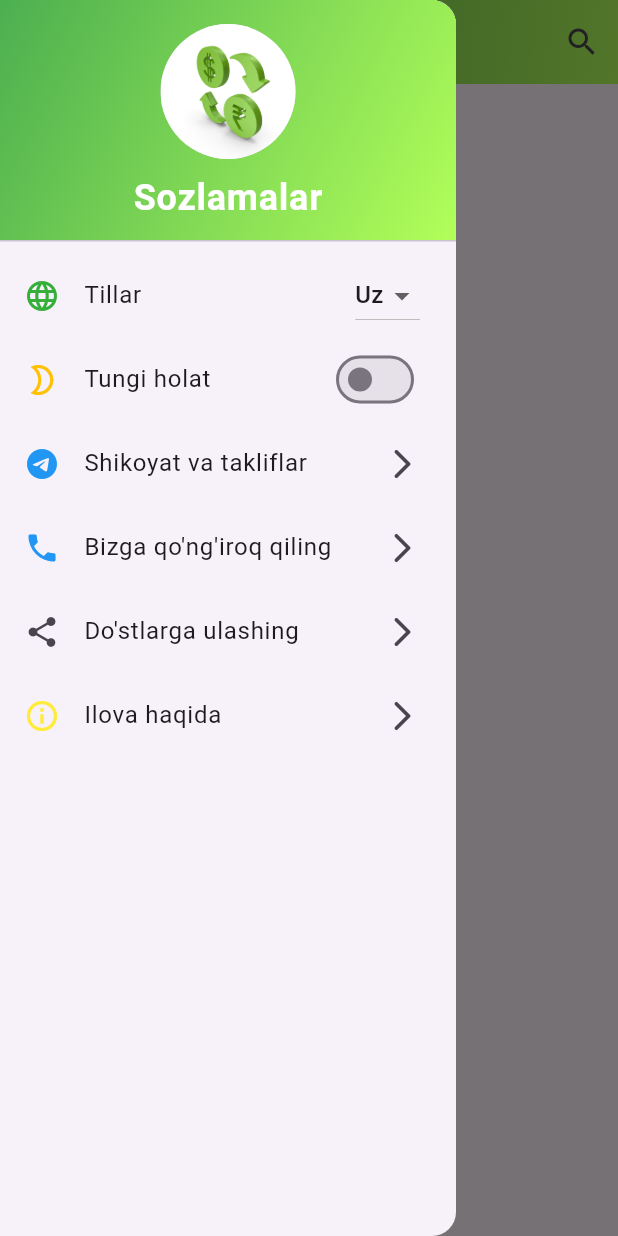
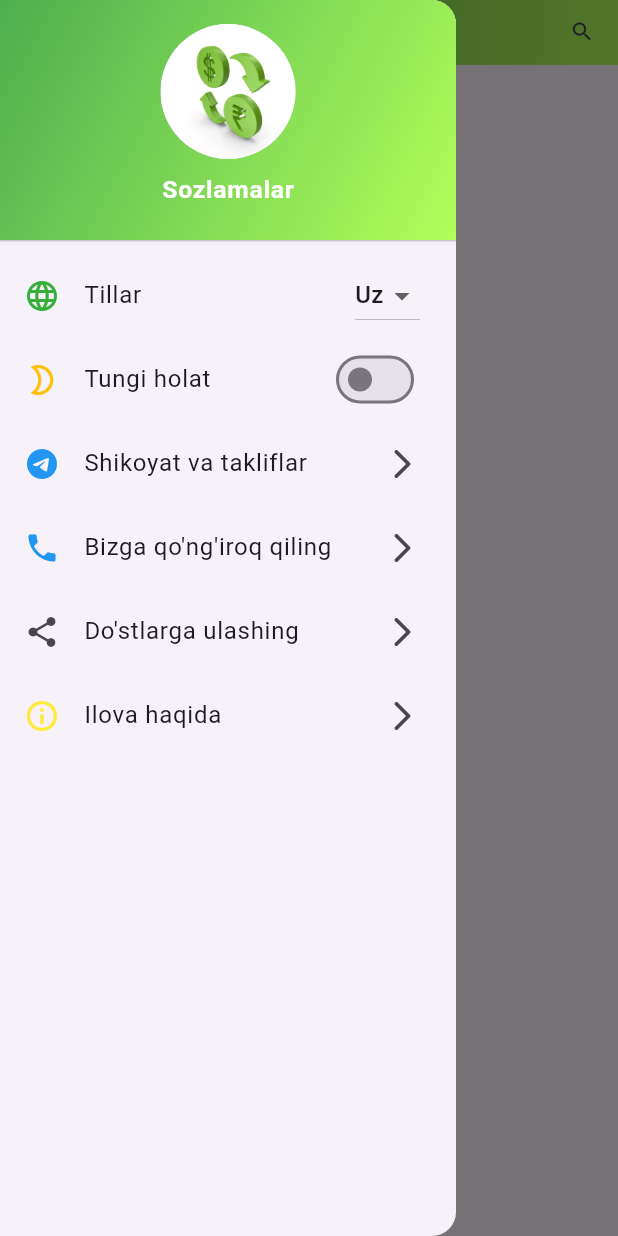
Before and after one commit to Bakhodir95/exchange_app, a Flutter app: the screen it shows after launch, with the side drawer open, on a phone screen of 412 x 824 dp. Run offline on Flutter 3.47's test engine with Material 3 defaults, Android fonts, the phone set to English and light mode, and no system bars; drawn by our look-alikes of carousel_slider; our stand-ins replace bloc, dio, easy_localization, equatable, flutter_bloc, flutter_screenutil and 2 more; network calls fail.

Commit message:
size done

```diff
--- a/lib/app.dart
+++ b/lib/app.dart
@@ -4,6 +4,7 @@ import 'package:exchange_app/src/blocs/theme/theme_state.dart';
 import 'package:exchange_app/src/ui/screens/splash_screen.dart';
 import 'package:flutter/material.dart';
 import 'package:flutter_bloc/flutter_bloc.dart';
+import 'package:flutter_screenutil/flutter_screenutil.dart'; // Import ScreenUtil package
 
 class MyApp extends StatelessWidget {
   const MyApp({super.key});
@@ -12,12 +13,17 @@ class MyApp extends StatelessWidget {
   Widget build(BuildContext context) {
     return BlocBuilder<ThemeBloc, ThemeState>(
       builder: (context, state) {
+        return ScreenUtilInit(
+          designSize: const Size(600, 1067),
+          minTextAdapt: true,
+          splitScreenMode: true,
+          builder: (context, child) {
             return MaterialApp(
               localizationsDelegates: context.localizationDelegates,
               supportedLocales: context.supportedLocales,
               locale: context.locale,
               debugShowCheckedModeBanner: false,
-          title: 'Echange App',
+              title: 'Exchange App',
               theme: ThemeData(
                 primarySwatch: Colors.blue,
                 brightness: Brightness.light,
@@ -31,5 +37,7 @@ class MyApp extends StatelessWidget {
             );
           },
         );
+      },
+    );
   }
 }
--- a/lib/src/extentions/mediaquery.dart
+++ b/lib/src/extentions/mediaquery.dart
@@ -1,7 +1,9 @@
 import 'package:flutter/material.dart';
 
 extension Responsive on BuildContext {
-  double get screenWidth => MediaQuery.of(this).size.width;
+  double get screenWidth {
+   return MediaQuery.of(this).size.width;
+  }
 
   double get screenHeight => MediaQuery.of(this).size.height;
 
--- a/lib/src/extentions/stringToDate.dart
+++ b/lib/src/extentions/stringToDate.dart
@@ -40,6 +40,8 @@ extension StringToDateTime on String {
 }
 
 class ResponsiveLayout extends StatelessWidget {
+  const ResponsiveLayout({super.key});
+
   @override
   Widget build(BuildContext context) {
     return Scaffold(
--- a/lib/src/ui/screens/home_screen.dart
+++ b/lib/src/ui/screens/home_screen.dart
@@ -10,8 +10,10 @@ import 'package:exchange_app/src/services/exchange_api_service.dart';
 import 'package:exchange_app/src/services/searchviewdelegate.dart';
 import 'package:exchange_app/src/ui/screens/settings_screen.dart';
 import 'package:exchange_app/src/ui/widgets/home_container_widget.dart';
+import 'package:exchange_app/src/ui/widgets/sizes.dart';
 import 'package:flutter/material.dart';
 import 'package:flutter_bloc/flutter_bloc.dart';
+import 'package:flutter_screenutil/flutter_screenutil.dart'; // Import ScreenUtil package
 
 class ExchangeRateScreen extends StatefulWidget {
   const ExchangeRateScreen({super.key});
@@ -32,6 +34,8 @@ class _ExchangeRateScreenState extends State<ExchangeRateScreen> {
 
   @override
   Widget build(BuildContext context) {
+    double screenWidth = SizeUtils.bodyWidth(context);
+
     return BlocProvider(
       create: (context) => ExchangeRateBloc(
         repository: ExchangeRateRepository(apiService: ExchangeApiService()),
@@ -39,7 +43,7 @@ class _ExchangeRateScreenState extends State<ExchangeRateScreen> {
       child: Scaffold(
         drawer: const SettingsScreen(),
         appBar: PreferredSize(
-          preferredSize: const Size.fromHeight(56.0),
+          preferredSize: Size.fromHeight(56.h),
           child: Container(
             decoration: const BoxDecoration(
               gradient: LinearGradient(
@@ -52,12 +56,12 @@ class _ExchangeRateScreenState extends State<ExchangeRateScreen> {
               actions: [
                 IconButton(
                   onPressed: _onSearchButtonPressed,
-                  icon: const Icon(Icons.search),
+                  icon: Icon(Icons.search, size: 24.sp),
                 ),
               ],
               title: Text(
                 context.tr("exchange_rates"),
-                style: const TextStyle(fontWeight: FontWeight.bold),
+                style: TextStyle(fontWeight: FontWeight.bold, fontSize: 20.sp),
               ),
               backgroundColor: Colors.transparent,
               elevation: 0,
@@ -66,7 +70,7 @@ class _ExchangeRateScreenState extends State<ExchangeRateScreen> {
           ),
         ),
         body: Padding(
-          padding: const EdgeInsets.all(8.0),
+          padding: EdgeInsets.all(8.w),
           child: BlocBuilder<ExchangeRateBloc, ExchangeRateState>(
             builder: (context, state) {
               if (state is ExchangeRateLoading) {
@@ -79,9 +83,28 @@ class _ExchangeRateScreenState extends State<ExchangeRateScreen> {
 
                 filteredExchanges.sort((a, b) => a.sell!.compareTo(b.sell!));
 
+                return screenWidth < 601
+                    ? mobCarousel(context, filteredExchanges)
+                    : descCarousel(context, filteredExchanges);
+              } else if (state is ExchangeRateError) {
+                return Center(
+                    child: Text('Error: ${state.message}',
+                        style: TextStyle(fontSize: 18.sp)));
+              } else {
+                return const Center(child: Text('Unknown state'));
+              }
+            },
+          ),
+        ),
+      ),
+    );
+  }
+}
+
+Widget mobCarousel(BuildContext context, List<Exchange> filteredExchanges) {
   return CarouselSlider.builder(
     options: CarouselOptions(
-                    height: context.screenHeight,
+      height: MediaQuery.of(context).size.height * 3,
       autoPlay: true,
       autoPlayInterval: const Duration(seconds: 6),
       enableInfiniteScroll: true,
@@ -93,10 +116,10 @@ class _ExchangeRateScreenState extends State<ExchangeRateScreen> {
       return Center(
         child: Container(
           width: double.infinity,
-                        decoration: const BoxDecoration(
+          decoration: BoxDecoration(
             color: Colors.white,
-                          borderRadius: BorderRadius.all(Radius.circular(10)),
-                          boxShadow: [
+            borderRadius: BorderRadius.circular(10.r),
+            boxShadow: const [
               BoxShadow(
                 color: Colors.black12,
                 blurRadius: 8.0,
@@ -105,22 +128,48 @@ class _ExchangeRateScreenState extends State<ExchangeRateScreen> {
             ],
           ),
           child: Padding(
-                          padding: const EdgeInsets.all(6),
+            padding: EdgeInsets.all(6.w),
             child: HomeWidget(exchange: filteredExchanges[index]),
           ),
         ),
       );
     },
   );
-              } else if (state is ExchangeRateError) {
-                return Center(child: Text('Error: ${state.message}'));
-              } else {
-                return const Center(child: Text('Unknown state'));
 }
-            },
+
+Widget descCarousel(BuildContext context, List<Exchange> filteredExchanges) {
+  return CarouselSlider.builder(
+    options: CarouselOptions(
+      height: MediaQuery.of(context).size.height,
+      autoPlay: true,
+      autoPlayInterval: const Duration(seconds: 6),
+      enableInfiniteScroll: true,
+      scrollDirection: Axis.vertical,
+      viewportFraction: 1,
     ),
+    itemCount: filteredExchanges.length,
+    itemBuilder: (context, index, realIndex) {
+      return Center(
+        child: Container(
+          width: double.infinity,
+          height: double.infinity,
+          decoration: BoxDecoration(
+            color: Colors.white,
+            borderRadius: BorderRadius.circular(10.r),
+            boxShadow: const [
+              BoxShadow(
+                color: Colors.black12,
+                blurRadius: 8.0,
+                spreadRadius: 2.0,
+              ),
+            ],
+          ),
+          child: Padding(
+            padding: EdgeInsets.all(6.w),
+            child: HomeWidget(exchange: filteredExchanges[index]),
           ),
         ),
       );
+    },
+  );
 }
-}
--- a/lib/src/ui/screens/settings_screen.dart
+++ b/lib/src/ui/screens/settings_screen.dart
@@ -4,11 +4,12 @@ import 'package:exchange_app/src/blocs/exchange/exchange_event.dart';
 import 'package:exchange_app/src/blocs/theme/theme_block.dart';
 import 'package:exchange_app/src/blocs/theme/theme_event.dart';
 import 'package:exchange_app/src/blocs/theme/theme_state.dart';
-import 'package:exchange_app/src/extentions/mediaquery.dart';
-import 'package:exchange_app/src/extentions/stringToDate.dart';
 import 'package:exchange_app/src/ui/screens/about_app_screen.dart';
+import 'package:exchange_app/src/ui/widgets/sizes.dart';
 import 'package:flutter/material.dart';
 import 'package:flutter_bloc/flutter_bloc.dart';
+import 'package:flutter_screenutil/flutter_screenutil.dart'; // Ensure ScreenUtil is imported for responsive design
+import 'package:share_plus/share_plus.dart';
 
 class SettingsScreen extends StatefulWidget {
   const SettingsScreen({super.key});
@@ -18,8 +19,13 @@ class SettingsScreen extends StatefulWidget {
 }
 
 class _SettingsScreenState extends State<SettingsScreen> {
+  void _shareApp(String urlAddress) {
+    Share.share('Check out this amazing app: $urlAddress');
+  }
+
   @override
   Widget build(BuildContext context) {
+    double screenWidth = SizeUtils.bodyWidth(context);
     return Drawer(
       child: ListView(
         padding: EdgeInsets.zero,
@@ -33,23 +39,20 @@ class _SettingsScreenState extends State<SettingsScreen> {
               ),
             ),
             child: Column(
-              mainAxisAlignment: MainAxisAlignment.center,
               children: [
                 const CircleAvatar(
                   radius: 45,
                   backgroundImage: AssetImage('assets/images/splash.png'),
                 ),
                 SizedBox(
-                  height: context.screenHeight / 100,
+                  height: 10.h,
                 ),
-                Expanded(
-                  child: Text(
-                    context.tr("settings"),
-                    style: TextStyle(
-                      fontSize: context.responsiveFontSize(24),
-                      fontWeight: FontWeight.bold,
-                      color: Colors.white,
-                    ),
+                Text(
+                  context.tr("settings"),
+                  style: TextStyle(
+                    fontSize: screenWidth < 601 ? 24.sp : 18,
+                    fontWeight: FontWeight.bold,
+                    color: Colors.white,
                   ),
                 ),
               ],
@@ -62,7 +65,7 @@ class _SettingsScreenState extends State<SettingsScreen> {
               color: Color.fromARGB(255, 53, 175, 57),
             ),
             trailing: DropdownButton<String>(
-              borderRadius: BorderRadius.circular(10),
+              borderRadius: BorderRadius.circular(10.r), // Responsive radius
               dropdownColor: const Color.fromARGB(255, 84, 245, 89),
               value: context.locale.languageCode,
               items: const [
@@ -110,6 +113,7 @@ class _SettingsScreenState extends State<SettingsScreen> {
           ListTile(
             onTap: () async {
               context.read<ExchangeRateBloc>().add(LaunchTelegram());
+              _shareApp("https://currency_exchange.com");
             },
             leading: const Icon(
               Icons.telegram,
@@ -132,7 +136,11 @@ class _SettingsScreenState extends State<SettingsScreen> {
             trailing: const Icon(Icons.arrow_forward_ios_rounded),
           ),
           ListTile(
-            onTap: () {},
+            onTap: () {
+              context
+                  .read<ExchangeRateBloc>()
+                  .add(ShareApp(urlAddress: 'https://currency_exchange.com'));
+            },
             leading: const Icon(Icons.share),
             title: Text("share_with_friends".tr()),
             trailing: const Icon(Icons.arrow_forward_ios_rounded),
--- /dev/null
+++ b/lib/src/ui/widgets/sizes.dart
@@ -0,0 +1,10 @@
+import 'package:flutter/material.dart';
+
+class SizeUtils {
+  static double bodyWidth(BuildContext context) =>
+      MediaQuery.of(context).size.width;
+  static double fullHeight(context) => MediaQuery.of(context).size.height;
+  static double bodyHeight(context) =>MediaQuery.of(context).size.height -
+      AppBar().preferredSize.height -
+      MediaQuery.of(context).viewPadding.top;
+}
```
Also changed, not shown: lib/src/blocs/theme/theme_block.dart (+7 -2 lines), lib/src/services/searchviewdelegate.dart (+40 -21 lines), lib/src/ui/screens/about_app_screen.dart (+12 -10 lines), lib/src/ui/screens/converting_screen.dart (+88 -67 lines), lib/src/ui/screens/splash_screen.dart (+9 -10 lines), lib/src/ui/widgets/home_container_widget.dart (+105 -21 lines). Lines whose indentation alone changed are shown as unchanged.
